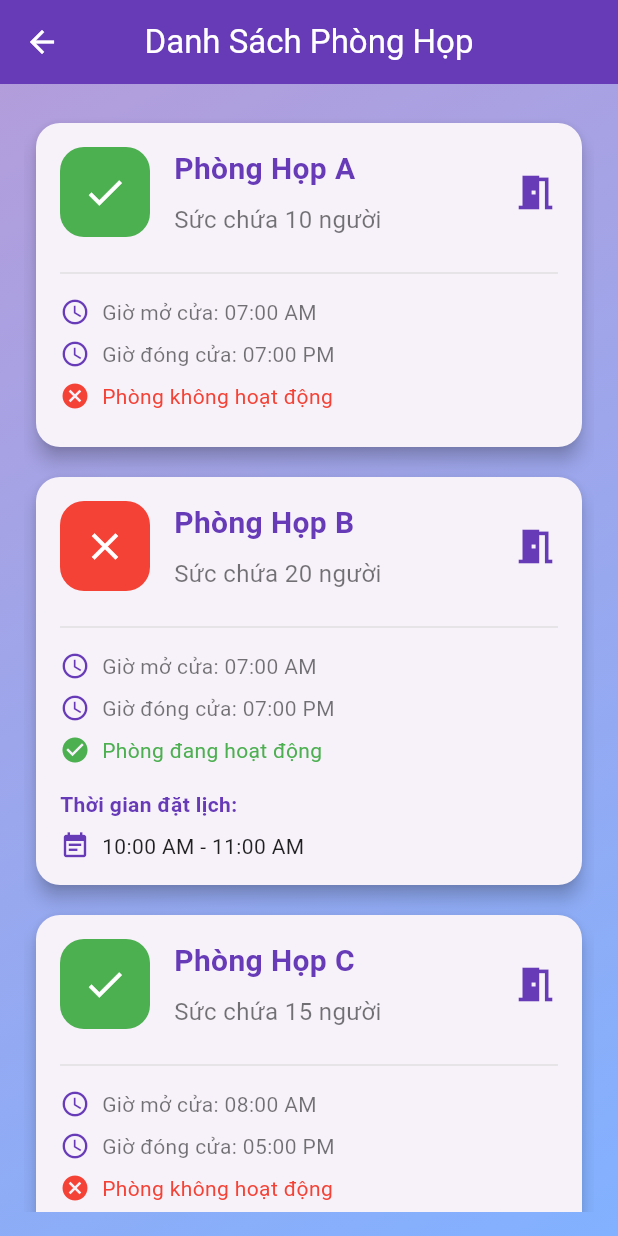
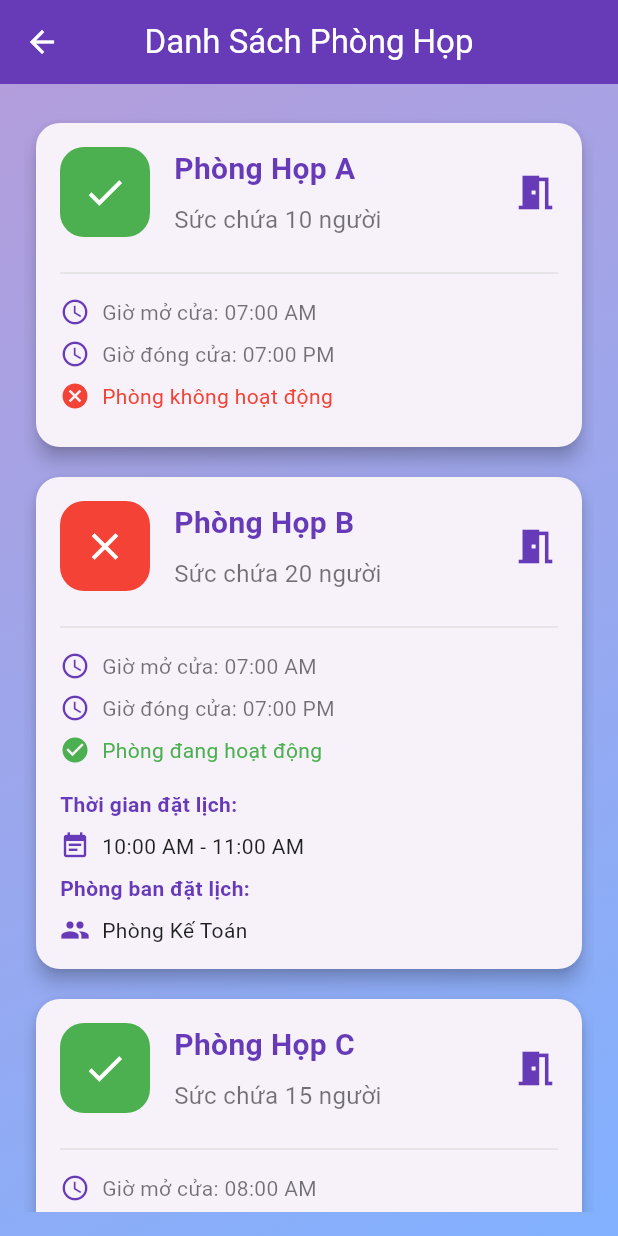
Before and after one commit to dekapro9x/vais_meeting_room, a Flutter app: the ListRoomScreen screen opened by its route, on a phone screen of 412 x 824 dp. Run offline on Flutter 3.47's test engine with Material 3 defaults, Android fonts, the phone set to English and light mode, and no system bars; our stand-ins replace after_layout, bloc, dio, event_bus, flutter_bloc, flutter_svg and 8 more; missing offline and left inert: bmprogresshud; accounts and stored records are empty.

Commit message:
Update: departments booking

```diff
--- a/lib/main.dart
+++ b/lib/main.dart
@@ -42,7 +42,8 @@
       "openingHours": "07:00 AM",
       "closingHours": "07:00 PM",
       "isActive": false,
-      "bookedTimes": []
+      "bookedTimes": [],
+      "departments": []
     },
     {
       "name": "Phòng Họp B",
@@ -51,7 +52,8 @@
       "openingHours": "07:00 AM",
       "closingHours": "07:00 PM",
       "isActive": true,
-      "bookedTimes": ["10:00 AM - 11:00 AM"]
+      "bookedTimes": ["10:00 AM - 11:00 AM"],
+      "departments": ["Phòng Kế Toán"]
     },
     {
       "name": "Phòng Họp C",
@@ -60,7 +62,8 @@
       "openingHours": "08:00 AM",
       "closingHours": "05:00 PM",
       "isActive": false,
-      "bookedTimes": ["01:00 PM - 02:00 PM", "03:00 PM - 04:00 PM"]
+      "bookedTimes": ["01:00 PM - 02:00 PM", "03:00 PM - 04:00 PM"],
+      "departments": ["Phòng Kế Toán", "Phòng R&D"]
     },
     {
       "name": "Phòng Họp D",
@@ -69,7 +72,8 @@
       "openingHours": "10:00 AM",
       "closingHours": "04:00 PM",
       "isActive": false,
-      "bookedTimes": ["02:00 PM - 03:00 PM"]
+      "bookedTimes": ["02:00 PM - 03:00 PM"],
+      "departments": ["Phòng IT"]
     },
     {
       "name": "Phòng Họp E",
@@ -78,9 +82,11 @@
       "openingHours": "08:30 AM",
       "closingHours": "06:30 PM",
       "isActive": false,
-      "bookedTimes": []
+      "bookedTimes": ["11:00 AM - 11:30 AM", "03:00 PM - 04:00 PM"],
+      "departments": ["Phòng nhân sự", "Phòng kinh doanh"]
     }
   ];
+
   @override
   Future<void> afterFirstLayout(BuildContext context) async {}
 
@@ -98,10 +104,13 @@
 
   Future<void> saveRoomMeetingList() async {
     await _appPref.init();
-    List<Room> roomsList =
-        roomsMeetingManage.map((roomJson) => Room.fromJson(roomJson)).toList();
-    logWithColor('Danh sách room meeting: $roomsList', red);
-    await _appPref.setListRoomMeetingManage(rooms: roomsList);
+    final listRooomChat = await _appPref.getListRoomMeetingManage();
+    if (listRooomChat.isEmpty) {
+      List<Room> roomsList = roomsMeetingManage
+          .map((roomJson) => Room.fromJson(roomJson))
+          .toList();
+      await _appPref.setListRoomMeetingManage(rooms: roomsList);
+    }
   }
 
   bool alreadyAddedOverlays = false;
--- a/lib/models/home/response/room_list_response.dart
+++ b/lib/models/home/response/room_list_response.dart
@@ -1,11 +1,12 @@
 class Room {
-  final String name;
-  final String description;
-  final String status;
-  final String openingHours;
-  final String closingHours;
-  final bool isActive;
-  final List<String> bookedTimes;
+  final String name; // Tên phòng họp
+  final String description; // Mô tả phòng họp
+  final String status; // Trạng thái phòng họp
+  final String openingHours; // Giờ mở cửa
+  final String closingHours; // Giờ đóng cửa
+  final bool isActive; // Trạng thái hoạt động của phòng họp
+  final List<String> bookedTimes; // Thời gian đã đặt của phòng họp
+  final List<String> departments; // Danh sách phòng ban đặt lịch
 
   Room({
     required this.name,
@@ -15,6 +16,7 @@ class Room {
     required this.closingHours,
     required this.isActive,
     required this.bookedTimes,
+    required this.departments,
   });
 
   factory Room.fromJson(Map<String, dynamic> json) {
@@ -26,6 +28,7 @@ class Room {
       closingHours: json['closingHours'] as String,
       isActive: json['isActive'] as bool,
       bookedTimes: List<String>.from(json['bookedTimes'] ?? []),
+      departments: List<String>.from(json['departments'] ?? []),
     );
   }
 
@@ -38,6 +41,7 @@ class Room {
       'closingHours': closingHours,
       'isActive': isActive,
       'bookedTimes': bookedTimes,
+      'departments': departments,
     };
   }
 }
--- a/lib/screens/vais_list_room_manage/list_room_screen.dart
+++ b/lib/screens/vais_list_room_manage/list_room_screen.dart
@@ -237,6 +237,48 @@ class _ListRoomScreenState extends State<ListRoomScreen> {
                   }).toList(),
                 ],
               ),
+            //Thông tin phòng ban đặt lịch:
+            if (room.departments.isNotEmpty)
+              Column(
+                crossAxisAlignment: CrossAxisAlignment.start,
+                children: [
+                  const SizedBox(height: 8),
+                  const Text(
+                    'Phòng ban đặt lịch:',
+                    style: TextStyle(
+                      fontSize: 14,
+                      fontWeight: FontWeight.bold,
+                      color: Colors.deepPurple,
+                    ),
+                  ),
+                  const SizedBox(height: 4),
+                  ...room.departments.map((department) {
+                    return Padding(
+                      padding: const EdgeInsets.only(top: 4.0),
+                      child: Row(
+                        children: [
+                          const Icon(
+                            Icons
+                                .group,
+                            color: Colors.deepPurple,
+                            size: 20,
+                          ),
+                          const SizedBox(width: 8),
+                          Expanded(
+                            child: Text(
+                              department,
+                              style: const TextStyle(
+                                fontSize: 14,
+                                color: Colors.black87,
+                              ),
+                            ),
+                          ),
+                        ],
+                      ),
+                    );
+                  }).toList(),
+                ],
+              )
           ],
         ),
       ),
```
